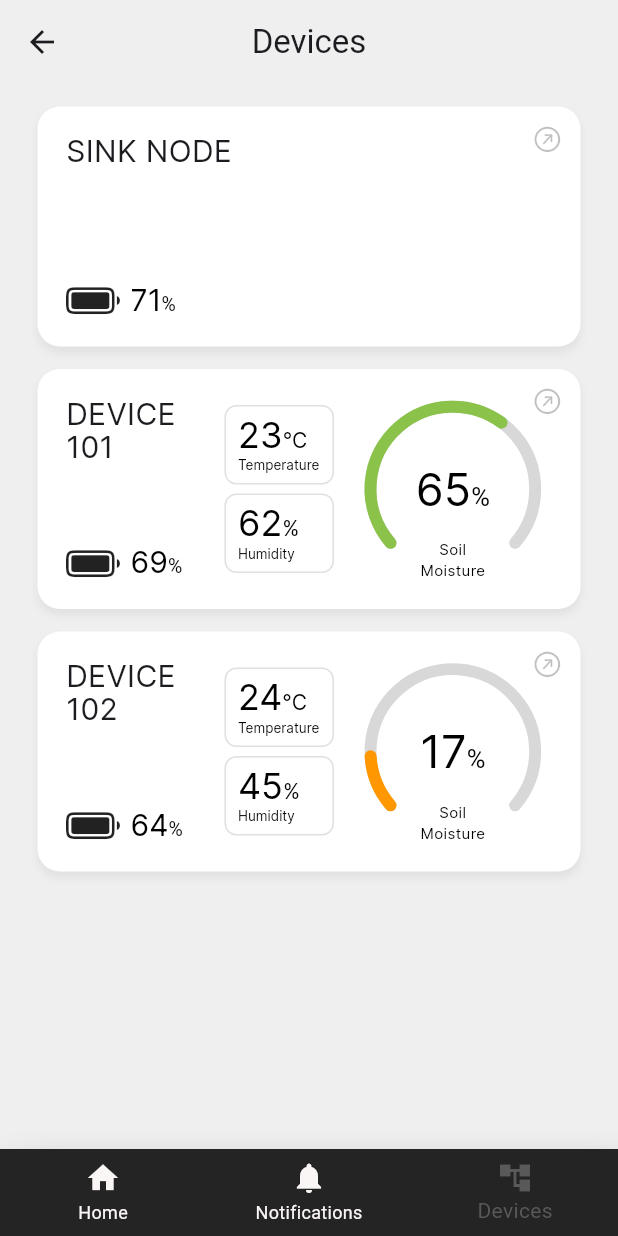
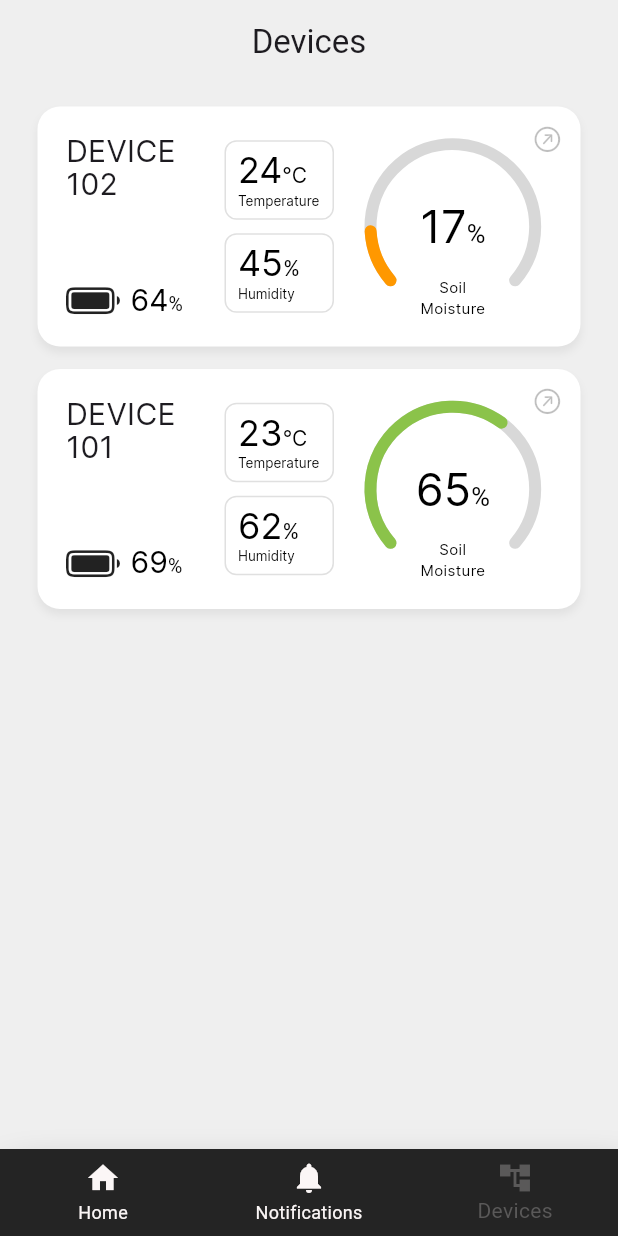
Before and after one commit to smmic-capstone/smmic-app, a Flutter app: the MyBottomNav screen opened directly, item 3 of the bottom bar chosen, on a phone screen of 412 x 824 dp. Run offline on Flutter 3.47's test engine with Material 3 defaults, Android fonts, the light colour scheme and no system bars; drawn by our look-alikes of syncfusion_flutter_gauges; our stand-ins replace geocoding, geolocator, syncfusion_flutter_charts.

Commit message:
devices, models, services
- updated file structure
- changed some file names for convenience
- abstracted some code
- device data are now objects instead of map<string, dynamic> type
- added UserDataServices

to do:
- implement sink node card, page, and services
- add sink node data fields
- finalize backend side

```diff
--- a/lib/components/bottomnavbar/bottom_nav_bar.dart
+++ b/lib/components/bottomnavbar/bottom_nav_bar.dart
@@ -13,7 +13,7 @@ class MyBottomNav extends StatefulWidget {
 
 class _MyBottomNavState extends State<MyBottomNav> {
   int myCurrentIndex = 0;
-  List<Widget> pages = [const DashBoard(), const NotifPage(), const Devices()];
+  List<Widget> pages = [const DashBoard(), const Notifications(), const Devices()];
 
   @override
   void initState() {
--- /dev/null
+++ b/lib/components/devices/cards/sensor_node_card.dart
@@ -0,0 +1,108 @@
+import 'package:flutter/cupertino.dart';
+import 'package:flutter/material.dart';
+import 'package:smmic/models/devices/sensor_node_data_model.dart';
+import 'package:smmic/subcomponents/devices/battery_level.dart';
+import 'package:smmic/subcomponents/devices/device_name.dart';
+import 'package:smmic/subcomponents/devices/digital_display.dart';
+import 'package:smmic/subcomponents/devices/gauge.dart';
+
+class SensorNodeCard extends StatefulWidget {
+  const SensorNodeCard({super.key, required this.deviceData});
+
+  final SensorNodeData deviceData;
+
+  @override
+  State<SensorNodeCard> createState() => _SensorNodeCardState();
+}
+
+class _SensorNodeCardState extends State<SensorNodeCard> {
+  @override
+  Widget build(BuildContext context) {
+    return Stack(
+      children: [
+        Container(
+          margin: const EdgeInsets.only(left: 25, right: 25, bottom: 15),
+          padding: const EdgeInsets.symmetric(horizontal: 19, vertical: 18),
+          decoration: BoxDecoration(
+              color: Colors.white,
+              borderRadius: const BorderRadius.all(Radius.circular(15)),
+              boxShadow: [
+                BoxShadow(
+                  color: Colors.black.withOpacity(0.06),
+                  spreadRadius: 0,
+                  blurRadius: 4,
+                  offset: const Offset(0, 4)
+                )
+              ]
+          ),
+          height: 160,
+          child: Row(
+            children: [
+              Expanded(
+                flex: 4,
+                child: Column(
+                  children: [
+                    Expanded(
+                        flex: 3,
+                        child: DeviceName(deviceName: widget.deviceData.deviceName)
+                    ),
+                    Expanded(
+                      flex: 1,
+                      child: BatteryLevel(batteryLevel: widget.deviceData.batteryLevel.toInt()),
+                    )
+                  ],
+                ),
+              ),
+              Expanded(
+                  flex: 10,
+                  child: Row(
+                    children: [
+                      Expanded(
+                        flex: 3,
+                        child: Column(
+                          mainAxisAlignment: MainAxisAlignment.spaceAround,
+                          children: [
+                            DigitalDisplay(
+                              value: widget.deviceData.temperature,
+                              valueType: 'temperature',
+                            ),
+                            DigitalDisplay(
+                              value: widget.deviceData.humidity,
+                              valueType: 'humidity',
+                            )
+                          ],
+                        ),
+                      ),
+                      Expanded(
+                        flex: 4,
+                        child: Container(
+                            alignment: Alignment.center,
+                            child: RadialGauge(
+                                valueType: 'soilMoisture',
+                                value: widget.deviceData.soilMoisture,
+                                limit: 100
+                            )
+                        ),
+                      )
+                    ],
+                  )
+              ),
+            ],
+          )
+        ),
+        Container(
+          padding: const EdgeInsets.only(right: 37, top: 12),
+          alignment: Alignment.topRight,
+          child: RotatedBox(
+            quarterTurns: 2,
+            child: Icon(
+              CupertinoIcons.arrow_down_left_circle,
+              size: 20,
+              color: Colors.black.withOpacity(0.25),
+            ),
+          ),
+        )
+      ],
+    );
+  }
+}
--- a/lib/components/devices/device_card.dart
+++ /dev/null
@@ -1,141 +0,0 @@
-import 'package:flutter/cupertino.dart';
-import 'package:flutter/material.dart';
-import 'package:smmic/subcomponents/devices/battery_level.dart';
-import 'package:smmic/subcomponents/devices/device_name.dart';
-import 'package:smmic/subcomponents/devices/digital_display.dart';
-import 'package:smmic/subcomponents/devices/gauge.dart';
-
-class DeviceCard extends StatefulWidget {
-  const DeviceCard({super.key, required this.deviceData});
-
-  final Map<String, dynamic> deviceData;
-
-  @override
-  State<DeviceCard> createState() => _DeviceCardState();
-}
-
-class _DeviceCardState extends State<DeviceCard> {
-  @override
-  Widget build(BuildContext context) {
-    return Stack(
-      children: [
-        Container(
-          margin: const EdgeInsets.only(left: 25, right: 25, bottom: 15),
-          padding: const EdgeInsets.symmetric(horizontal: 19, vertical: 18),
-          decoration: BoxDecoration(
-              color: Colors.white,
-              borderRadius: const BorderRadius.all(Radius.circular(15)),
-              boxShadow: [
-                BoxShadow(
-                    color: Colors.black.withOpacity(0.06),
-                    spreadRadius: 0,
-                    blurRadius: 4,
-                    offset: Offset(0, 4)
-                )
-              ]
-          ),
-          height: 160,
-          child: isSinkNode(widget.deviceData['id']) ? sinkNode(widget.deviceData) : sensorNode(widget.deviceData),
-        ),
-        Container(
-          padding: const EdgeInsets.only(right: 37, top: 12),
-          alignment: Alignment.topRight,
-          child: RotatedBox(
-            quarterTurns: 2,
-            child: Icon(
-              CupertinoIcons.arrow_down_left_circle,
-              size: 20,
-              color: Colors.black.withOpacity(0.25),
-            ),
-          ),
-        )
-      ],
-    );
-  }
-}
-
-bool isSinkNode(String id) {
-  return id.substring(0, 2) == 'SI';
-}
-
-Widget sensorNode(Map<String, dynamic> data) {
-  return Row(
-    children: [
-      Expanded(
-        flex: 4,
-        child: Column(
-          children: [
-            Expanded(
-              flex: 3,
-              child: DeviceName(deviceName: data['deviceName'])
-            ),
-            Expanded(
-              flex: 1,
-              child: BatteryLevel(batteryLevel: data['batteryLevel']),
-            )
-          ],
-        ),
-      ),
-      Expanded(
-          flex: 10,
-          child: Row(
-            children: [
-              Expanded(
-                flex: 3,
-                child: Column(
-                  mainAxisAlignment: MainAxisAlignment.spaceEvenly,
-                  children: [
-                    DigitalDisplay(
-                      data: data['temperature'],
-                      type: 'temperature',
-                    ),
-                    DigitalDisplay(
-                      data: data['humidity'],
-                      type: 'humidity',
-                    )
-                  ],
-                ),
-              ),
-              Expanded(
-                flex: 4,
-                child: Container(
-                    alignment: Alignment.center,
-                    child: RadialGauge(
-                        data: 'sm',
-                        value: data['soilMoisture'] * 1.0,
-                        limit: 100
-                    )
-                ),
-              )
-            ],
-          )
-      ),
-    ],
-  );
-}
-
-Widget sinkNode(Map<String, dynamic> data) {
-  return Row(
-    children: [
-      Expanded(
-        flex: 2,
-        child: Column(
-          children: [
-            Expanded(
-              flex: 3,
-              child: DeviceName(deviceName: data['deviceName'])
-            ),
-            Expanded(
-              flex: 1,
-              child: BatteryLevel(batteryLevel: data['batteryLevel'])
-            )
-          ],
-        ),
-      ),
-      Expanded(
-        flex: 3,
-        child: Container(),
-      ),
-    ],
-  );
-}
--- a/lib/components/grid/gridbox.dart
+++ b/lib/components/grid/gridbox.dart
@@ -15,7 +15,7 @@ class _MyGridBoxState extends State<MyGridBox> {
   final Color _color = Color.fromARGB(255, 254, 255, 255);
   final List<String> _text = ['Nofication', 'Device', ' Irrigation'];
   final List<Widget> _pages = [
-    const NotifPage(),
+    const Notifications(),
     const Devices(),
     const Irrigation()
   ];
--- a/lib/main.dart
+++ b/lib/main.dart
@@ -1,4 +1,5 @@
 import 'package:flutter/material.dart';
+import 'package:smmic/pages/devices.dart';
 import 'package:smmic/pages/login.dart';
 
 void main() {
@@ -12,7 +13,7 @@ class MyApp extends StatelessWidget {
   Widget build(BuildContext context) {
     return const MaterialApp(
       debugShowCheckedModeBanner: false,
-      home: LoginPage(),
+      home: Devices()//LoginPage(),
     );
   }
 }
--- /dev/null
+++ b/lib/models/devices/sensor_node_data_model.dart
@@ -0,0 +1,34 @@
+import 'package:flutter/material.dart';
+
+class SensorNodeData {
+  final String deviceID;
+  final String deviceName;
+  final DateTime timestamp;
+  final double soilMoisture;
+  final double temperature;
+  final double humidity;
+  final double batteryLevel;
+
+  SensorNodeData._internal({
+    required this.deviceID,
+    required this.deviceName,
+    required this.timestamp,
+    required this.soilMoisture,
+    required this.temperature,
+    required this.humidity,
+    required this.batteryLevel
+  });
+
+  factory SensorNodeData.json(Map<String, dynamic> data) {
+    return SensorNodeData._internal(
+        deviceID: data['deviceID'],
+        deviceName: data['deviceName'],
+        timestamp: data['timestamp'],
+        soilMoisture: data['soilMoisture'],
+        temperature: data['temperature'],
+        humidity: data['humidity'],
+        batteryLevel: data['batteryLevel']
+    );
+  }
+
+}
--- /dev/null
+++ b/lib/models/user_data_model.dart
@@ -0,0 +1,2 @@
+//TODO: implement user_data_model for frontend
+//note: do not hardcode sensitive data
--- a/lib/pages/devices.dart
+++ b/lib/pages/devices.dart
@@ -1,7 +1,11 @@
 import 'package:flutter/cupertino.dart';
 import 'package:flutter/material.dart';
-import 'package:smmic/components/devices/device_card.dart';
-import 'package:smmic/pages/device.dart';
+import 'package:smmic/components/devices/cards/sensor_node_card.dart';
+import 'package:smmic/components/devices/cards/sink_node_card.dart';
+import 'package:smmic/models/devices/sensor_node_data_model.dart';
+import 'package:smmic/pages/sensor_node.dart';
+import 'package:smmic/services/devices/sensor_node_data_services.dart';
+import 'package:smmic/services/user_data_services.dart';
 
 class Devices extends StatefulWidget {
   const Devices({super.key});
@@ -11,50 +15,34 @@ class Devices extends StatefulWidget {
 }
 
 class _Devices extends State<Devices> {
+
+  late SensorNodeData _sensorNodeSnapshot;
+
   Color? bgColor = const Color.fromRGBO(239, 239, 239, 1.0);
-  final List<Map<String, dynamic>> _mockDevicesData = [
-    {
-      'id': 'SIqokAO1BQBHyJVK',
-      'deviceName': 'SINK NODE',
-      'batteryLevel': 71,
-    },
-    {
-      'id': 'SEqokAO1BQBHyJVK',
-      'deviceName': 'DEVICE 101',
-      'batteryLevel': 69,
-      'soilMoisture': 65,
-      'temperature': 23,
-      'humidity': 62,
-      'timeStamp': DateTime.now()
-    },
-    {
-      'id': 'SEx0e9bmweebii5y',
-      'deviceName': 'DEVICE 102',
-      'batteryLevel': 64,
-      'soilMoisture': 17,
-      'temperature': 24,
-      'humidity': 45,
-      'timeStamp': DateTime.now()
-    }
-  ];
+  final UserDataServices _userDataServices = UserDataServices();
+  final SensorNodeDataServices _sensorNodeDataServices = SensorNodeDataServices();
 
   @override
   Widget build(BuildContext context) {
-    double height = MediaQuery.sizeOf(context).height;
+    // double height = MediaQuery.sizeOf(context).height;
     return Scaffold(
       backgroundColor: bgColor,
       appBar: AppBar(
         backgroundColor: bgColor,
         title: const Text('Devices'),
         centerTitle: true,
+        automaticallyImplyLeading: false,
       ),
+      //TODO: change this into a tab view, where one tab lists all sink nodes and another tab lists all sensor nodes
       body: ListView.builder(
         padding: const EdgeInsets.only(top: 15),
-        itemCount: _mockDevicesData.length,
+        itemCount: _userDataServices.getSensorNodes().length,
         itemBuilder: (BuildContext context, int index) {
           return GestureDetector(
-            child: DeviceCard(deviceData: _mockDevicesData[index]),
-            onTap: () => Navigator.push(context, MaterialPageRoute(builder: (context) => Device(deviceName: _mockDevicesData[index]['deviceName']))),
+            child: SensorNodeCard(deviceData: _sensorNodeDataServices.getSnapshot(_userDataServices.getSensorNodes()[index])),
+            onTap: () => Navigator.push(context, MaterialPageRoute(builder: (context) {
+              return SensorNode(deviceID: _userDataServices.getSensorNodes()[index], deviceName: _sensorNodeDataServices.getSnapshot(_userDataServices.getSensorNodes()[index]).deviceName);
+            })),
           );
         },
       )
--- /dev/null
+++ b/lib/services/devices/sensor_node_data_services.dart
@@ -0,0 +1,31 @@
+import 'package:smmic/models/devices/sensor_node_data_model.dart';
+
+Map<String, Map<String, dynamic>> _mockSensorNodeDataSnapshots = {
+  'SEx0e9bmweebii5y' : {
+    'deviceID': 'SEx0e9bmweebii5y',
+    'deviceName': 'DEVICE 102',
+    'batteryLevel': 64.0,
+    'soilMoisture': 17.0,
+    'temperature': 24.0,
+    'humidity': 45.0,
+    'timestamp': DateTime.now()
+  },
+  'SEqokAO1BQBHyJVK' : {
+    'deviceID': 'SEqokAO1BQBHyJVK',
+    'deviceName': 'DEVICE 101',
+    'batteryLevel': 69.0,
+    'soilMoisture': 65.0,
+    'temperature': 23.0,
+    'humidity': 62.0,
+    'timestamp': DateTime.now()
+  }
+};
+
+class SensorNodeDataServices {
+
+  //TODO: refactor when api is up
+  SensorNodeData getSnapshot(String deviceID) {
+    return SensorNodeData.json(_mockSensorNodeDataSnapshots[deviceID]!);
+  }
+
+}
--- /dev/null
+++ b/lib/services/devices/sink_node_data_services.dart
@@ -0,0 +1,5 @@
+Map<String, dynamic> _mockSinkNodeDataSnapshot = {
+  'deviceID': 'SIqokAO1BQBHyJVK',
+  'deviceName': 'SINK NODE',
+  'batteryLevel': 71.0
+};
--- /dev/null
+++ b/lib/services/user_data_services.dart
@@ -0,0 +1,21 @@
+List<String> mockSensorNodesList = [
+  'SEx0e9bmweebii5y',
+  'SEqokAO1BQBHyJVK'
+];
+
+List<String> mockSinkNodesList = [
+  'SIqokAO1BQBHyJVK'
+];
+
+class UserDataServices {
+
+  //TODO: refactor when api is up
+  List<String> getSensorNodes() {
+    return mockSensorNodesList;
+  }
+
+  List<String> getSinkNodes() {
+    return mockSinkNodesList;
+  }
+
+}
--- a/lib/subcomponents/devices/digital_display.dart
+++ b/lib/subcomponents/devices/digital_display.dart
@@ -1,10 +1,10 @@
 import 'package:flutter/material.dart';
 
 class DigitalDisplay extends StatefulWidget {
-  const DigitalDisplay({super.key, required this.data, required this.type});
+  const DigitalDisplay({super.key, required this.value, required this.valueType});
 
-  final String type;
-  final dynamic data;
+  final String valueType;
+  final dynamic value;
 
   @override
   State<DigitalDisplay> createState() => _DigitalDisplayState();
@@ -28,15 +28,15 @@ class _DigitalDisplayState extends State<DigitalDisplay> {
           children: [
             RichText(
               text: TextSpan(
-                text: widget.data.toInt().toString(),
+                text: widget.value.toInt().toString(),
                 style: TextStyle(fontSize: 24, fontFamily: 'Inter', color: Colors.black),
                 children: [
                   TextSpan(
-                    text: widget.type == 'temperature' ? '°C\n' : widget.type == 'soil moisture' || widget.type == 'humidity' ? '%\n' : '?\n',
+                    text: widget.valueType == 'temperature' ? '°C\n' : widget.valueType == 'soil moisture' || widget.valueType == 'humidity' ? '%\n' : '?\n',
                     style: const TextStyle(fontSize: 14, fontFamily: 'Inter')
                   ),
                   TextSpan(
-                  text: widget.type == 'soil moisture' ? 'Soil Moisture' : widget.type == 'temperature' ? 'Temperature' : widget.type == 'humidity' ? 'Humidity' : 'Unkown',
+                  text: widget.valueType == 'soil moisture' ? 'Soil Moisture' : widget.valueType == 'temperature' ? 'Temperature' : widget.valueType == 'humidity' ? 'Humidity' : 'Unkown',
                     style: const TextStyle(fontSize:9, fontFamily: 'Inter')
                   )
                 ]
--- a/lib/subcomponents/devices/gauge.dart
+++ b/lib/subcomponents/devices/gauge.dart
@@ -2,9 +2,9 @@ import 'package:flutter/material.dart';
 import 'package:syncfusion_flutter_gauges/gauges.dart';
 
 class RadialGauge extends StatefulWidget {
-  const RadialGauge({super.key, required this.data, required this.value, required this.limit, this.scaleMultiplier = 1, this.radiusMultiplier = 1});
+  const RadialGauge({super.key, required this.valueType, required this.value, required this.limit, this.scaleMultiplier = 1, this.radiusMultiplier = 1});
 
-  final String data;
+  final String valueType;
   final double value;
   final double limit;
   final double scaleMultiplier;
@@ -53,7 +53,7 @@ class _RadialGaugeState extends State<RadialGauge>{
                   ),
                   children: [
                     TextSpan(
-                      text: setSymbol(widget.data),
+                      text: setSymbol(widget.valueType),
                       style: TextStyle(
                         fontSize: 17 * widget.scaleMultiplier
                       )
@@ -67,7 +67,7 @@ class _RadialGaugeState extends State<RadialGauge>{
               positionFactor: 0.8,
               widget: SizedBox(
                 child: Text(
-                  setTitle(widget.data),
+                  setTitle(widget.valueType),
                   textAlign: TextAlign.center,
                   style: TextStyle(
                     fontSize: 10 * (!(widget.scaleMultiplier == 1) ? widget.scaleMultiplier * 0.9 : 1),
@@ -84,27 +84,27 @@ class _RadialGaugeState extends State<RadialGauge>{
   }
 }
 
-String setSymbol(String type) {
-  switch(type) {
-    case == 'sm' || 'hm':
+String setSymbol(String valueType) {
+  switch(valueType) {
+    case == 'soilMoisture' || 'humidity':
       return '%';
-    case == 'tm':
+    case == 'temperature':
       return '°C';
     default:
-      return '$type: unknown type (sm, tm, hm)';
+      return '$valueType: unknown type (soilMoisture, temperature, humidity)';
   }
 }
 
-String setTitle(String type) {
-  switch(type) {
-    case == 'sm':
+String setTitle(String valueType) {
+  switch(valueType) {
+    case == 'soilMoisture':
       return 'Soil\nMoisture';
-    case == 'tm':
+    case == 'temperature':
       return 'Temp.';
-    case == 'hm':
+    case == 'humidity':
       return 'Humidity';
     default:
-      return '$type: unknown type (sm, tm, hm)';
+      return '$valueType: unknown type (soilMoisture, temperature, humidity)';
   }
 }
 
--- a/pubspec.yaml
+++ b/pubspec.yaml
@@ -39,7 +39,8 @@ dependencies:
   geolocator: ^12.0.0
   geocoding: ^3.0.0
   lottie: ^3.1.2
-  http: ^1.2.1
+  http: ^1.2.2
+  syncfusion_flutter_charts: ^26.2.4
 
 dev_dependencies:
   flutter_test:
```
Also changed, not shown: lib/components/devices/cards/sink_node_card.dart (added, +80 -0 lines), lib/components/devices/cards_expanded/sensor_node_card_expanded.dart (renamed from lib/components/devices/details_card.dart, +26 -21 lines), lib/components/devices/chart.dart (added, +53 -0 lines), lib/models/devices/sink_node_data_model.dart (added, +19 -0 lines), lib/pages/notification.dart (+4 -4 lines), lib/pages/sensor_node.dart (renamed from lib/pages/device.dart, +10 -7 lines), pubspec.lock.
